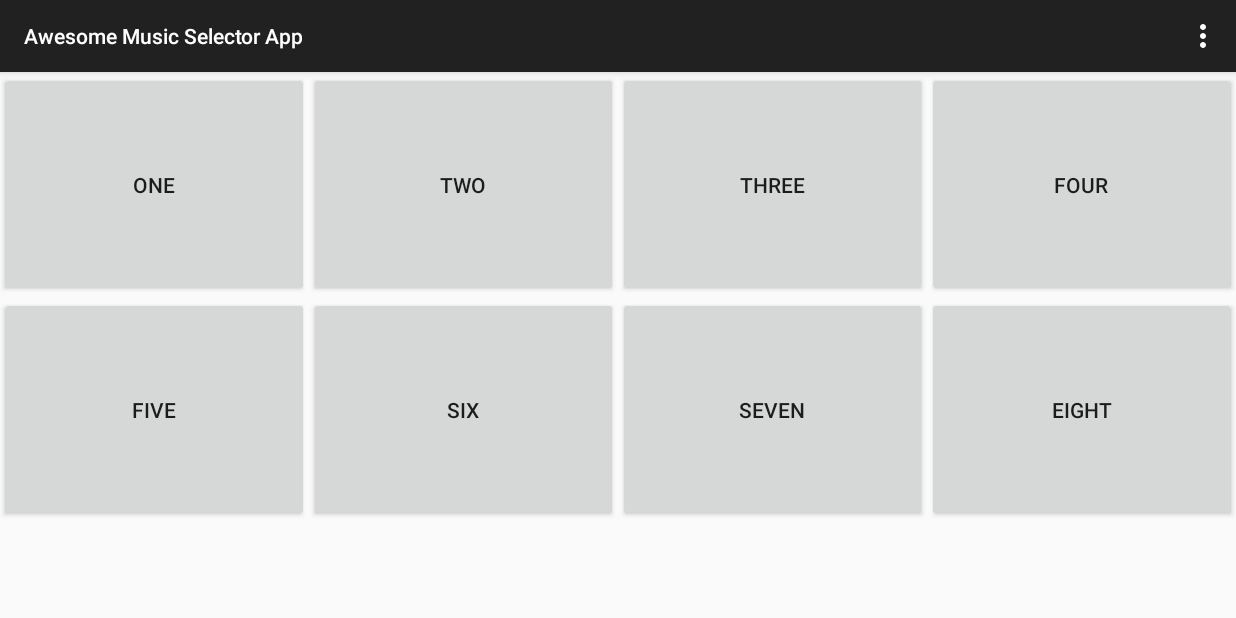
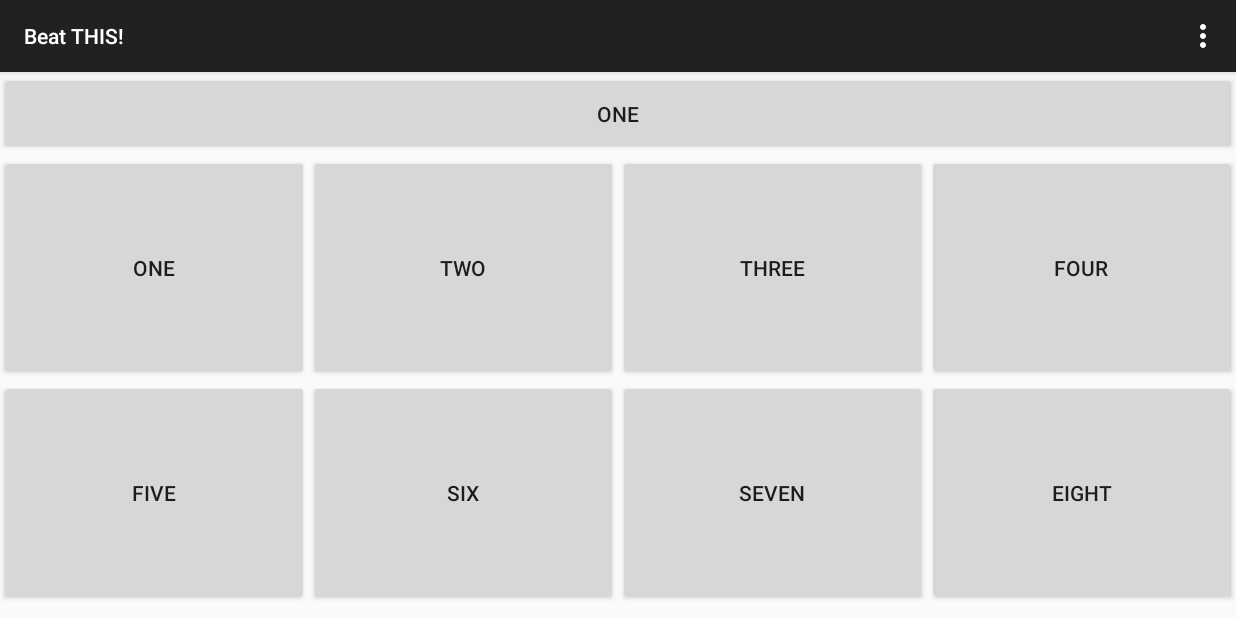
Before and after one commit to ctkim/BeatTHIS, an Android app: the screen it shows after launch (MainActivity), on a phone screen of 824 x 412 dp (held sideways). Run offline under Robolectric (Android 15) with nearby library versions, the phone set to English and light mode, and no system bars.

Commit message:
new icon

```diff
--- a/src/main/AndroidManifest.xml
+++ b/src/main/AndroidManifest.xml
@@ -10,7 +10,7 @@
 
     <application
         android:allowBackup="true"
-        android:icon="@drawable/ic_launcher"
+        android:icon="@mipmap/icon_launcher"
         android:label="@string/app_name"
         android:theme="@style/AppTheme" >
         <activity
--- a/src/main/res/layout/activity_main.xml
+++ b/src/main/res/layout/activity_main.xml
@@ -2,6 +2,21 @@
     android:layout_width="fill_parent"
     android:layout_height="fill_parent"
     android:orientation="vertical" >
+
+    <!--  -->
+    <LinearLayout xmlns:android="http://schemas.android.com/apk/res/android"
+        android:layout_width="fill_parent"
+        android:layout_height="55dp"
+        android:orientation="horizontal" >
+
+        <Button
+            android:id="@+id/button1"
+            android:layout_width="0dp"
+            android:layout_height="fill_parent"
+            android:layout_weight="50"
+            android:text="One" />
+
+    </LinearLayout>
 
     <LinearLayout xmlns:android="http://schemas.android.com/apk/res/android"
         android:layout_width="fill_parent"
@@ -12,7 +27,7 @@
         android:id="@+id/button1"
         android:layout_width="0dp"
         android:layout_height="fill_parent"
-        android:layout_weight="50"
+        android:layout_weight="1"
         android:text="One" />
 
 
@@ -21,21 +36,21 @@
         android:id="@+id/button2"
         android:layout_width="0dp"
         android:layout_height="fill_parent"
-        android:layout_weight="50"
+        android:layout_weight="1"
         android:text="Two" />
 
     <Button
         android:id="@+id/button3"
         android:layout_width="0dp"
         android:layout_height="fill_parent"
-        android:layout_weight="50"
+        android:layout_weight="1"
         android:text="Three" />
 
     <Button
         android:id="@+id/button4"
         android:layout_width="0dp"
         android:layout_height="fill_parent"
-        android:layout_weight="50"
+        android:layout_weight="1"
         android:text="Four" />
 
     </LinearLayout>
@@ -49,7 +64,7 @@
             android:id="@+id/button5"
             android:layout_width="0dp"
             android:layout_height="fill_parent"
-            android:layout_weight="50"
+            android:layout_weight="1"
             android:text="Five" />
 
 
@@ -58,21 +73,21 @@
             android:id="@+id/button6"
             android:layout_width="0dp"
             android:layout_height="fill_parent"
-            android:layout_weight="50"
+            android:layout_weight="1"
             android:text="Six" />
 
         <Button
             android:id="@+id/button7"
             android:layout_width="0dp"
             android:layout_height="fill_parent"
-            android:layout_weight="50"
+            android:layout_weight="1"
             android:text="Seven" />
 
         <Button
             android:id="@+id/button8"
             android:layout_width="0dp"
             android:layout_height="fill_parent"
-            android:layout_weight="50"
+            android:layout_weight="1"
             android:text="Eight" />
 
     </LinearLayout>
--- a/src/main/res/values/strings.xml
+++ b/src/main/res/values/strings.xml
@@ -1,7 +1,7 @@
 <?xml version="1.0" encoding="utf-8"?>
 <resources>
 
-    <string name="app_name">Awesome Music Selector App</string>
+    <string name="app_name">Beat THIS!</string>
     <string name="hello_world">Hello world!</string>
     <string name="action_settings">Settings</string>
     <string name="title_activity_second">SecondActivity</string>
```
Also changed, not shown: src/main/ic_launcher-web.png (added), src/main/icon_launcher-web.png (added), src/main/res/mipmap-hdpi/ic_launcher.png (added), src/main/res/mipmap-hdpi/icon_launcher.png (added), src/main/res/mipmap-mdpi/ic_launcher.png (added), src/main/res/mipmap-mdpi/icon_launcher.png (added), src/main/res/mipmap-xhdpi/ic_launcher.png (added), src/main/res/mipmap-xhdpi/icon_launcher.png (added), src/main/res/mipmap-xxhdpi/ic_launcher.png (added), src/main/res/mipmap-xxhdpi/icon_launcher.png (added), src/main/res/mipmap-xxxhdpi/ic_launcher.png (added), src/main/res/mipmap-xxxhdpi/icon_launcher.png (added), 2 other files.
